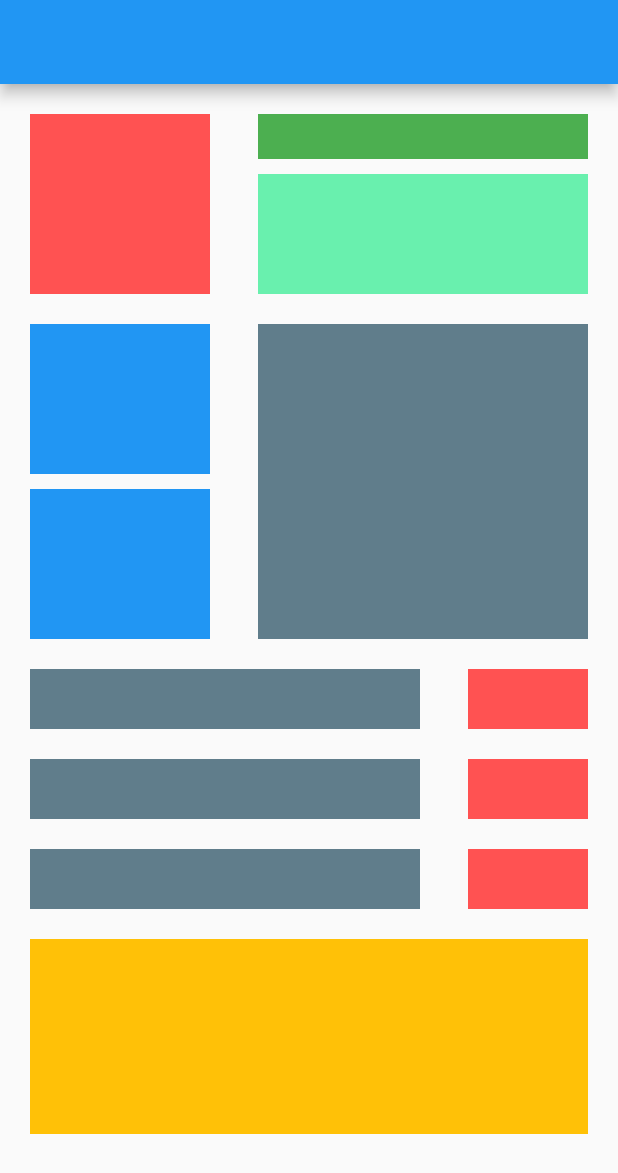
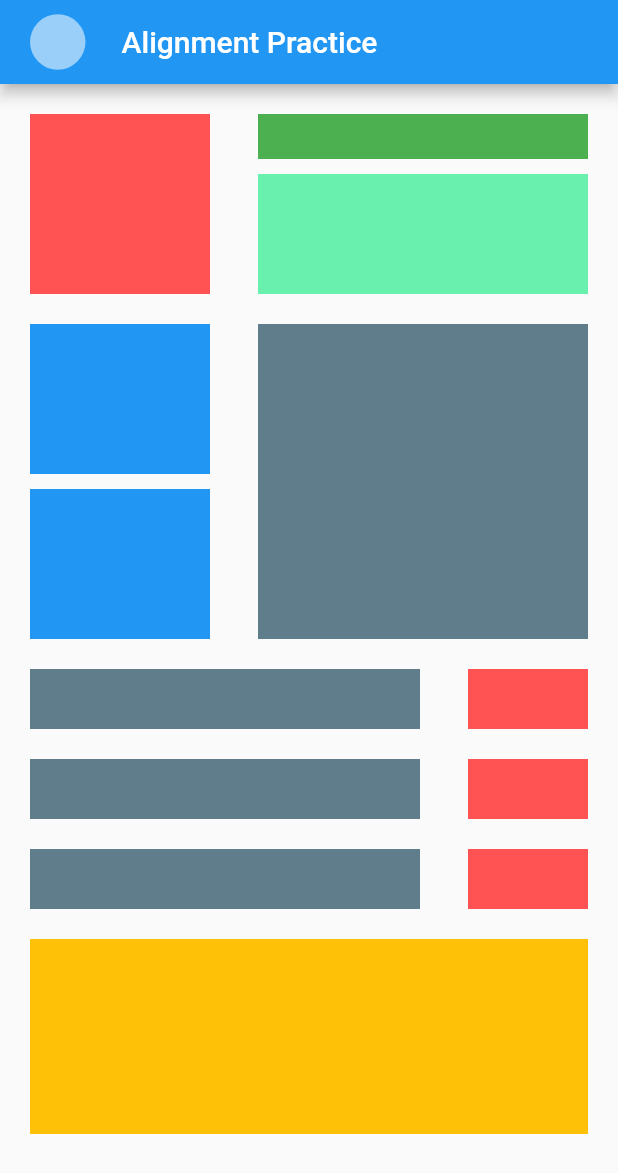
Before and after one commit to AhmedBadawi1411/Flutter, a Flutter app: the screen it shows after launch, on a phone screen of 412 x 824 dp. Shown: the top 1173 px of the screen. Run offline on Flutter 3.47's test engine with Material 2 defaults, Android fonts, the phone set to English and light mode, and no system bars.

Commit message:
AppBar Update

```diff
--- a/Basic_Widgets/alignment_practice/lib/main.dart
+++ b/Basic_Widgets/alignment_practice/lib/main.dart
@@ -13,7 +13,17 @@ class MyApp extends StatelessWidget {
   Widget build(BuildContext context) {
     return MaterialApp(
       home: Scaffold(
-        appBar: AppBar(),
+        appBar: AppBar(
+          leadingWidth: 65,
+          leading: const Padding(
+            padding: EdgeInsets.only(top: 8, bottom: 8, left: 20, right: 8),
+            child: CircleAvatar(
+              radius: 50,
+              backgroundColor: Colors.white54,
+            ),
+          ),
+          title: const Text("Alignment Practice"),
+        ),
         body: Container(
           width: double.infinity,
           padding: const EdgeInsets.all(20),
```
